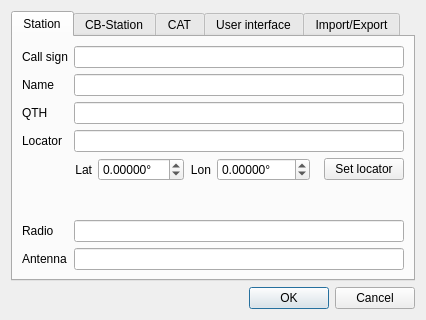
Qt form ui_files/DragonLog_Settings.ui (gitandy/DragonLog) before a commit.
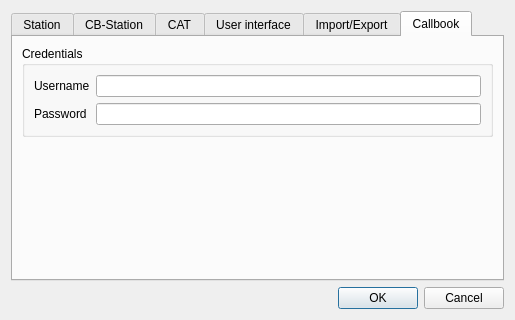
The same form after that commit. The open tabs and pages were chosen to show the change.

Commit message: Added callbook search

What changed in the file:
```diff
--- a/ui_files/DragonLog_Settings.ui
+++ b/ui_files/DragonLog_Settings.ui
@@ -6,7 +6,7 @@
    <rect>
     <x>0</x>
     <y>0</y>
-    <width>426</width>
+    <width>515</width>
     <height>320</height>
    </rect>
   </property>
@@ -677,6 +677,59 @@
        </item>
       </layout>
      </widget>
+     <widget class="QWidget" name="tab_2">
+      <attribute name="title">
+       <string>Callbook</string>
+      </attribute>
+      <layout class="QVBoxLayout" name="verticalLayout_9">
+       <item>
+        <widget class="QGroupBox" name="groupBox_5">
+         <property name="title">
+          <string>Credentials</string>
+         </property>
+         <layout class="QFormLayout" name="formLayout_4">
+          <item row="0" column="0">
+           <widget class="QLabel" name="label_16">
+            <property name="text">
+             <string>Username</string>
+            </property>
+           </widget>
+          </item>
+          <item row="0" column="1">
+           <widget class="QLineEdit" name="callbookUserLineEdit"/>
+          </item>
+          <item row="1" column="0">
+           <widget class="QLabel" name="label_17">
+            <property name="text">
+             <string>Password</string>
+            </property>
+           </widget>
+          </item>
+          <item row="1" column="1">
+           <widget class="QLineEdit" name="callbookPasswdLineEdit">
+            <property name="echoMode">
+             <enum>QLineEdit::PasswordEchoOnEdit</enum>
+            </property>
+           </widget>
+          </item>
+         </layout>
+        </widget>
+       </item>
+       <item>
+        <spacer name="verticalSpacer_9">
+         <property name="orientation">
+          <enum>Qt::Vertical</enum>
+         </property>
+         <property name="sizeHint" stdset="0">
+          <size>
+           <width>20</width>
+           <height>40</height>
+          </size>
+         </property>
+        </spacer>
+       </item>
+      </layout>
+     </widget>
     </widget>
    </item>
    <item>
```
The commit also changes 6 other files.
